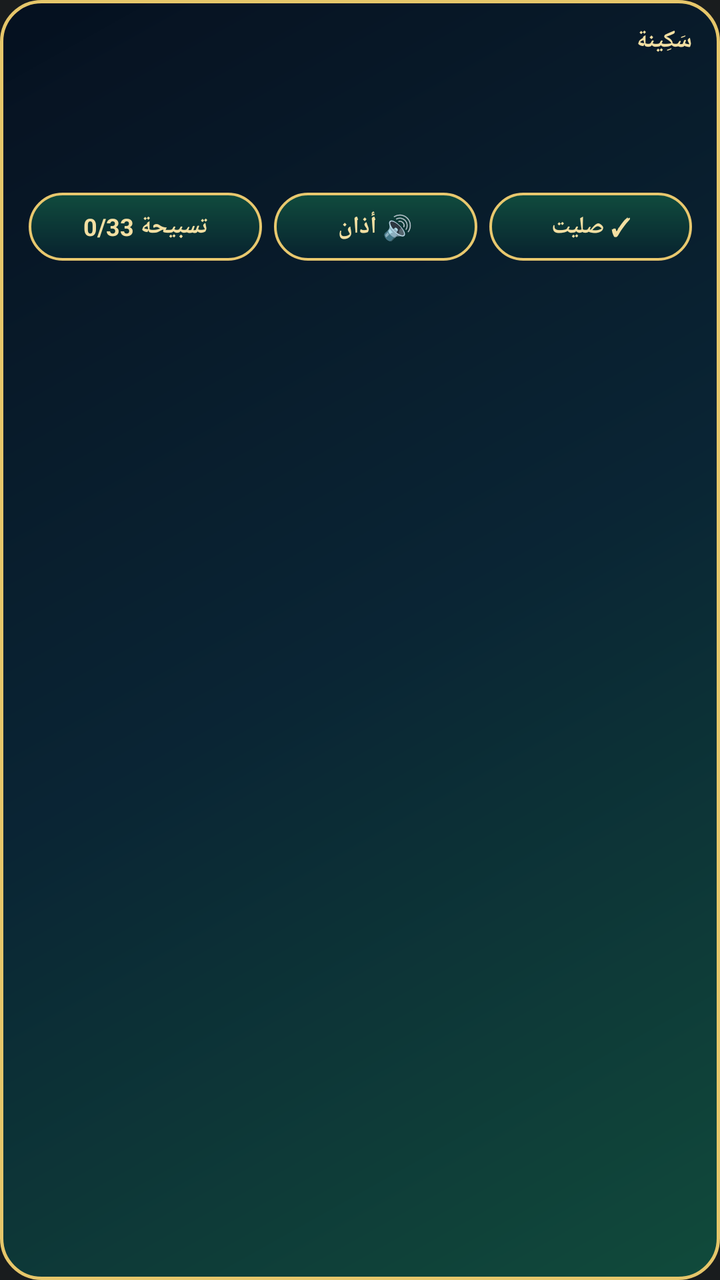
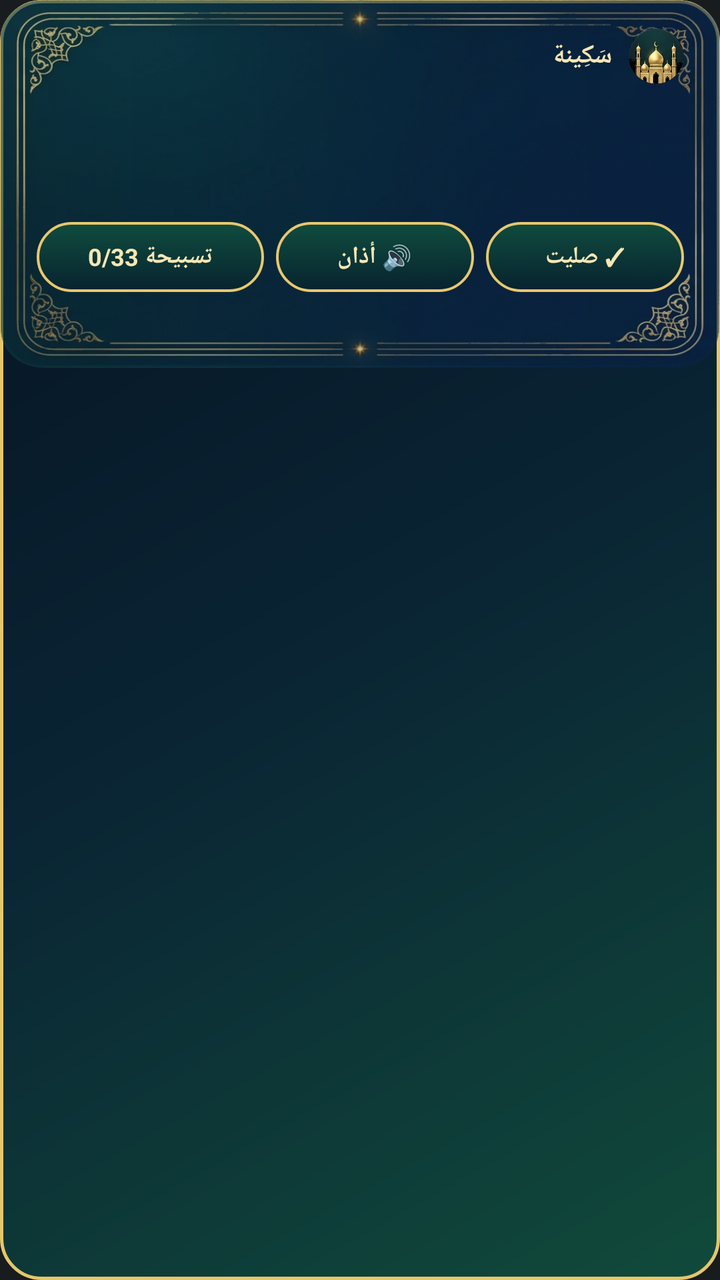

Before-and-after screenshots of an Android layout around one commit, followed by the original layout XML and the change that was made.
<!-- AndroidManifest.xml: application theme android:Theme.DeviceDefault.NoActionBar -->
<!-- res/layout/notif_sakina_live_horizon.xml -->
<?xml version="1.0" encoding="utf-8"?>
<FrameLayout xmlns:android="http://schemas.android.com/apk/res/android"
    android:layout_width="match_parent"
    android:layout_height="wrap_content"
    android:background="@drawable/bg_notif_glass_card"
    android:layoutDirection="rtl">

    <ImageView
        android:id="@+id/iv_horizon_backdrop"
        android:layout_width="match_parent"
        android:layout_height="172dp"
        android:scaleType="centerCrop"
        android:contentDescription="@null" />

    <LinearLayout
        android:layout_width="match_parent"
        android:layout_height="wrap_content"
        android:orientation="vertical"
        android:paddingStart="14dp"
        android:paddingEnd="14dp"
        android:paddingTop="12dp"
        android:paddingBottom="12dp">

        <LinearLayout
            android:layout_width="match_parent"
            android:layout_height="wrap_content"
            android:gravity="center_vertical"
            android:orientation="horizontal">

            <TextView
                android:id="@+id/tv_live_brand"
                android:layout_width="0dp"
                android:layout_height="wrap_content"
                android:layout_weight="1"
                android:text="سَكِينة"
                android:textColor="#FFF3DFA2"
                android:textSize="12sp"
                android:textStyle="bold" />

            <TextView
                android:id="@+id/tv_live_city_hijri"
                android:layout_width="wrap_content"
                android:layout_height="wrap_content"
                android:textColor="#B3FFFFFF"
                android:textSize="11sp" />
        </LinearLayout>

        <LinearLayout
            android:layout_width="match_parent"
            android:layout_height="wrap_content"
            android:layout_marginTop="6dp"
            android:gravity="center_vertical"
            android:orientation="horizontal">

            <TextView
                android:id="@+id/tv_next_prayer"
                android:layout_width="0dp"
                android:layout_height="wrap_content"
                android:layout_weight="1"
                android:textColor="#FFF3DFA2"
                android:textSize="20sp"
                android:textStyle="bold" />

            <TextView
                android:id="@+id/tv_remaining_time"
                android:layout_width="wrap_content"
                android:layout_height="wrap_content"
                android:textColor="#FFFFFFFF"
                android:textSize="18sp"
                android:textStyle="bold" />
        </LinearLayout>

        <TextView
            android:id="@+id/tv_five_prayers_strip"
            android:layout_width="match_parent"
            android:layout_height="wrap_content"
            android:layout_marginTop="8dp"
            android:gravity="center"
            android:maxLines="1"
            android:textColor="#CCFFFFFF"
            android:textSize="11sp" />

        <LinearLayout
            android:layout_width="match_parent"
            android:layout_height="wrap_content"
            android:layout_marginTop="12dp"
            android:orientation="horizontal">

            <TextView
                android:id="@+id/btn_live_prayed"
                android:layout_width="0dp"
                android:layout_height="34dp"
                android:layout_weight="1"
                android:layout_marginEnd="6dp"
                android:background="@drawable/bg_notif_gold_pill"
                android:gravity="center"
                android:text="✓ صليت"
                android:textColor="#FFF3DFA2"
                android:textSize="12sp"
                android:textStyle="bold" />

            <TextView
                android:id="@+id/btn_live_alert_mode"
                android:layout_width="0dp"
                android:layout_height="34dp"
                android:layout_weight="1"
                android:layout_marginEnd="6dp"
                android:background="@drawable/bg_notif_gold_pill"
                android:gravity="center"
                android:text="🔊 أذان"
                android:textColor="#FFF3DFA2"
                android:textSize="12sp"
                android:textStyle="bold" />

            <TextView
                android:id="@+id/btn_live_tasbih"
                android:layout_width="0dp"
                android:layout_height="34dp"
                android:layout_weight="1.15"
                android:background="@drawable/bg_notif_gold_pill"
                android:gravity="center"
                android:text="تسبيحة 0/33"
                android:textColor="#FFF3DFA2"
                android:textSize="12sp"
                android:textStyle="bold" />
        </LinearLayout>
    </LinearLayout>
</FrameLayout>
<!-- resources referenced by this layout -->
<resources>
  <!-- drawable bg_notif_glass_card (drawable) -->
  <?xml version="1.0" encoding="utf-8"?>
  <shape xmlns:android="http://schemas.android.com/apk/res/android" android:shape="rectangle">
      <gradient
          android:angle="135"
          android:startColor="#FA104B3B"
          android:centerColor="#FA092434"
          android:endColor="#FF05101F" />
      <stroke android:width="1.6dp" android:color="#FFE6C66A" />
      <corners android:radius="20dp" />
  </shape>
  <!-- drawable bg_notif_gold_pill (drawable) -->
  <?xml version="1.0" encoding="utf-8"?>
  <shape xmlns:android="http://schemas.android.com/apk/res/android" android:shape="rectangle">
      <gradient
          android:angle="270"
          android:startColor="#F0104E3E"
          android:endColor="#F007222E" />
      <stroke android:width="1.3dp" android:color="#FFE8C86E" />
      <corners android:radius="50dp" />
  </shape>
</resources>

<!-- the commit's change to res/layout/notif_sakina_live_horizon.xml (unified diff, before → after) -->
@@ -8,18 +8,26 @@
     <ImageView
         android:id="@+id/iv_horizon_backdrop"
         android:layout_width="match_parent"
-        android:layout_height="172dp"
+        android:layout_height="184dp"
         android:scaleType="centerCrop"
+        android:contentDescription="@null" />
+
+    <ImageView
+        android:layout_width="match_parent"
+        android:layout_height="184dp"
+        android:scaleType="fitXY"
+        android:alpha="0.72"
+        android:src="@drawable/bg_glass_gold_card"
         android:contentDescription="@null" />
 
     <LinearLayout
         android:layout_width="match_parent"
         android:layout_height="wrap_content"
         android:orientation="vertical"
-        android:paddingStart="14dp"
-        android:paddingEnd="14dp"
-        android:paddingTop="12dp"
-        android:paddingBottom="12dp">
+        android:paddingStart="18dp"
+        android:paddingEnd="18dp"
+        android:paddingTop="14dp"
+        android:paddingBottom="14dp">
 
         <LinearLayout
             android:layout_width="match_parent"
@@ -27,21 +35,29 @@
             android:gravity="center_vertical"
             android:orientation="horizontal">
 
+            <ImageView
+                android:layout_width="28dp"
+                android:layout_height="28dp"
+                android:layout_marginEnd="8dp"
+                android:scaleType="centerCrop"
+                android:src="@drawable/ic_3d_mosque"
+                android:contentDescription="@null" />
+
             <TextView
                 android:id="@+id/tv_live_brand"
                 android:layout_width="0dp"
                 android:layout_height="wrap_content"
                 android:layout_weight="1"
                 android:text="سَكِينة"
-                android:textColor="#FFF3DFA2"
-                android:textSize="12sp"
+                android:textColor="#FFF7E7B4"
+                android:textSize="13sp"
                 android:textStyle="bold" />
 
             <TextView
                 android:id="@+id/tv_live_city_hijri"
                 android:layout_width="wrap_content"
                 android:layout_height="wrap_content"
-                android:textColor="#B3FFFFFF"
+                android:textColor="#CCFAF6EC"
                 android:textSize="11sp" />
         </LinearLayout>
 
@@ -57,16 +73,16 @@
                 android:layout_width="0dp"
                 android:layout_height="wrap_content"
                 android:layout_weight="1"
-                android:textColor="#FFF3DFA2"
-                android:textSize="20sp"
+                android:textColor="#FFF7E7B4"
+                android:textSize="21sp"
                 android:textStyle="bold" />
 
             <TextView
                 android:id="@+id/tv_remaining_time"
                 android:layout_width="wrap_content"
                 android:layout_height="wrap_content"
-                android:textColor="#FFFFFFFF"
-                android:textSize="18sp"
+                android:textColor="#FF1EE3A8"
+                android:textSize="19sp"
                 android:textStyle="bold" />
         </LinearLayout>
 
@@ -77,7 +93,7 @@
             android:layout_marginTop="8dp"
             android:gravity="center"
             android:maxLines="1"
-            android:textColor="#CCFFFFFF"
+            android:textColor="#DDFAF6EC"
             android:textSize="11sp" />
 
         <LinearLayout
@@ -89,38 +105,38 @@
             <TextView
                 android:id="@+id/btn_live_prayed"
                 android:layout_width="0dp"
-                android:layout_height="34dp"
+                android:layout_height="35dp"
                 android:layout_weight="1"
                 android:layout_marginEnd="6dp"
                 android:background="@drawable/bg_notif_gold_pill"
                 android:gravity="center"
                 android:text="✓ صليت"
-                android:textColor="#FFF3DFA2"
+                android:textColor="#FFF7E7B4"
                 android:textSize="12sp"
                 android:textStyle="bold" />
 
             <TextView
                 android:id="@+id/btn_live_alert_mode"
                 android:layout_width="0dp"
-                android:layout_height="34dp"
+                android:layout_height="35dp"
                 android:layout_weight="1"
                 android:layout_marginEnd="6dp"
                 android:background="@drawable/bg_notif_gold_pill"
                 android:gravity="center"
                 android:text="🔊 أذان"
-                android:textColor="#FFF3DFA2"
+                android:textColor="#FFF7E7B4"
                 android:textSize="12sp"
                 android:textStyle="bold" />
 
             <TextView
                 android:id="@+id/btn_live_tasbih"
                 android:layout_width="0dp"
-                android:layout_height="34dp"
+                android:layout_height="35dp"
                 android:layout_weight="1.15"
                 android:background="@drawable/bg_notif_gold_pill"
                 android:gravity="center"
                 android:text="تسبيحة 0/33"
-                android:textColor="#FFF3DFA2"
+                android:textColor="#FFF7E7B4"
                 android:textSize="12sp"
                 android:textStyle="bold" />
         </LinearLayout>
<!-- resource entries referenced after the edit -->
@@ -1,5 +1,6 @@
 <!-- resources referenced by this layout -->
 <resources>
+  <!-- drawable bg_glass_gold_card: webp bitmap (drawable, 40532 bytes) -->
   <!-- drawable bg_notif_glass_card (drawable) -->
   <?xml version="1.0" encoding="utf-8"?>
   <shape xmlns:android="http://schemas.android.com/apk/res/android" android:shape="rectangle">
@@ -21,5 +22,6 @@
       <stroke android:width="1.3dp" android:color="#FFE8C86E" />
       <corners android:radius="50dp" />
   </shape>
+  <!-- drawable ic_3d_mosque: webp bitmap (drawable, 6246 bytes) -->
 </resources>
 
